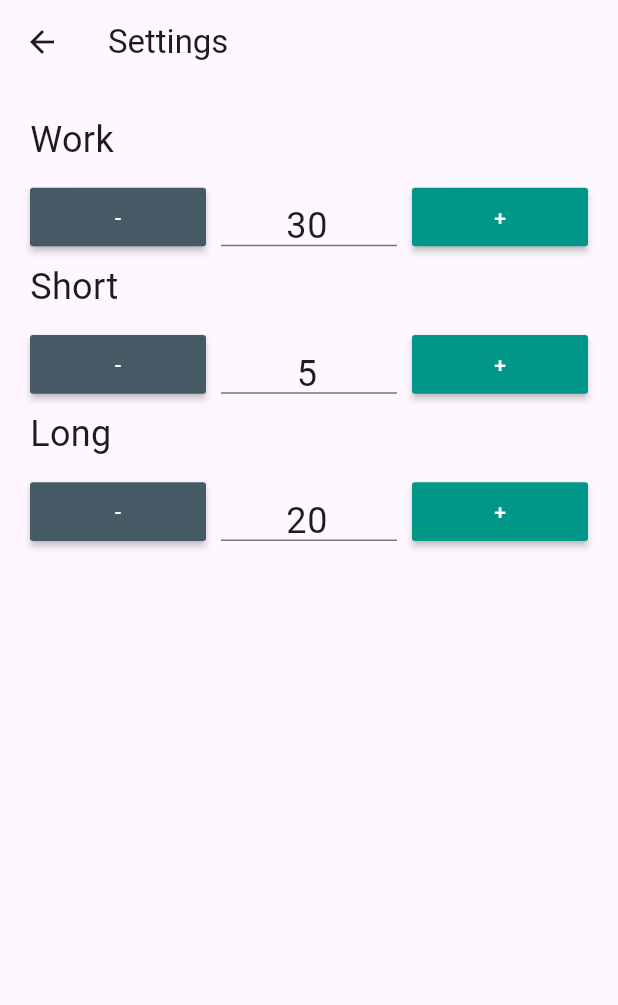
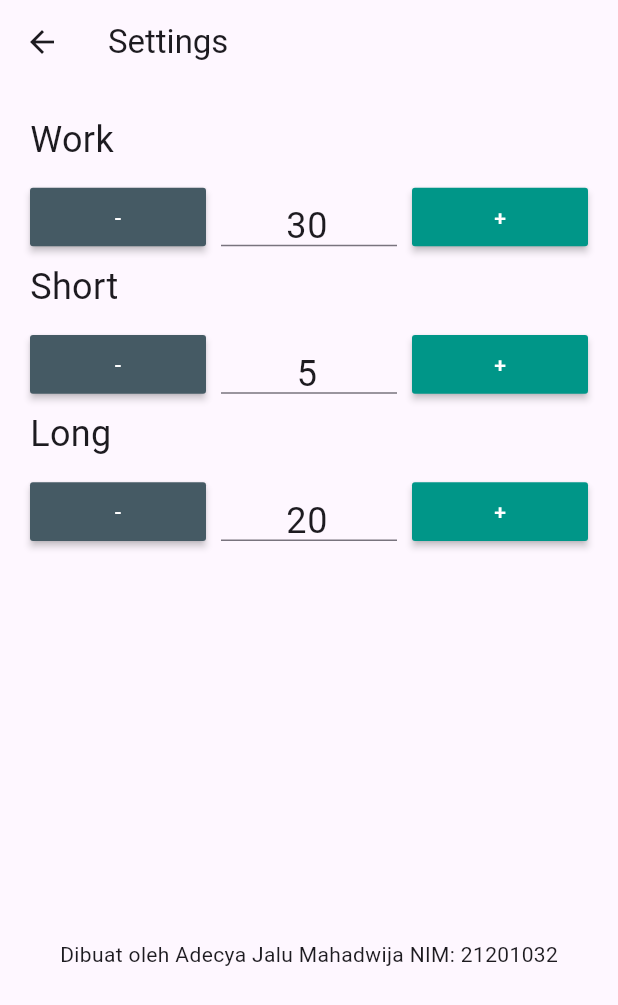
Before and after one commit to JaluDwija37/timerapp, a Flutter app: the SettingsScreen screen opened directly, on a phone screen of 412 x 824 dp. Shown: the top 1005 px of the screen. Run offline on Flutter 3.47's test engine with Material 3 defaults, Android fonts, the phone set to English and light mode, and no system bars; our stand-ins replace percent_indicator, shared_preferences; accounts and stored records are empty.

Commit message:
add name

```diff
--- a/lib/main.dart
+++ b/lib/main.dart
@@ -151,7 +151,11 @@ class TimerHomePage extends StatelessWidget {
                     ),
                   ],
                 ),
-              )
+              ),
+              Text("Dibuat oleh Adecya Jalu Mahadwija NIM: 21201032"),
+              Padding(
+                padding: EdgeInsets.all(defaultPadding),
+              ),
             ]);
           })),
     );
--- a/lib/settings.dart
+++ b/lib/settings.dart
@@ -41,7 +41,10 @@ class _SettingsState extends State<Settings> {
   @override
   Widget build(BuildContext context) {
     TextStyle textStyle = TextStyle(fontSize: 24);
-    return Container(
+    return Column(
+      children: [
+        Container(
+          height: 500,
           child: GridView.count(
             scrollDirection: Axis.vertical,
             crossAxisCount: 3,
@@ -52,39 +55,50 @@ class _SettingsState extends State<Settings> {
               Text("Work", style: textStyle),
               Text(""),
               Text(""),
-        SettingsButton(Color(0xff455A64), "-", -1, WORKTIME, updateSetting),
+              SettingsButton(
+                  Color(0xff455A64), "-", -1, WORKTIME, updateSetting),
               TextField(
                   style: textStyle,
                   controller: txtWork,
                   textAlign: TextAlign.center,
                   keyboardType: TextInputType.number),
-        SettingsButton(Color(0xff009688), "+", 1, WORKTIME, updateSetting),
+              SettingsButton(
+                  Color(0xff009688), "+", 1, WORKTIME, updateSetting),
               Text("Short", style: textStyle),
               Text(""),
               Text(""),
-        SettingsButton(Color(0xff455A64), "-", -1, SHORTBREAK, updateSetting),
+              SettingsButton(
+                  Color(0xff455A64), "-", -1, SHORTBREAK, updateSetting),
               TextField(
                   style: textStyle,
                   textAlign: TextAlign.center,
                   controller: txtShort,
                   keyboardType: TextInputType.number),
-        SettingsButton(Color(0xff009688), "+", 1, SHORTBREAK, updateSetting),
+              SettingsButton(
+                  Color(0xff009688), "+", 1, SHORTBREAK, updateSetting),
               Text(
                 "Long",
                 style: textStyle,
               ),
               Text(""),
               Text(""),
-        SettingsButton(Color(0xff455A64), "-", -1, LONGBREAK, updateSetting),
+              SettingsButton(
+                  Color(0xff455A64), "-", -1, LONGBREAK, updateSetting),
               TextField(
                   style: textStyle,
                   textAlign: TextAlign.center,
                   controller: txtLong,
                   keyboardType: TextInputType.number),
-        SettingsButton(Color(0xff009688), "+", 1, LONGBREAK, updateSetting),
+              SettingsButton(
+                  Color(0xff009688), "+", 1, LONGBREAK, updateSetting),
             ],
             padding: const EdgeInsets.all(20.0),
-    ));
+          ),
+        ),
+        Padding(padding: EdgeInsets.only(bottom: 70)),
+        Text("Dibuat oleh Adecya Jalu Mahadwija NIM: 21201032")
+      ],
+    );
   }
 
   readSettings() async {
```
Lines whose indentation alone changed are shown as unchanged.
